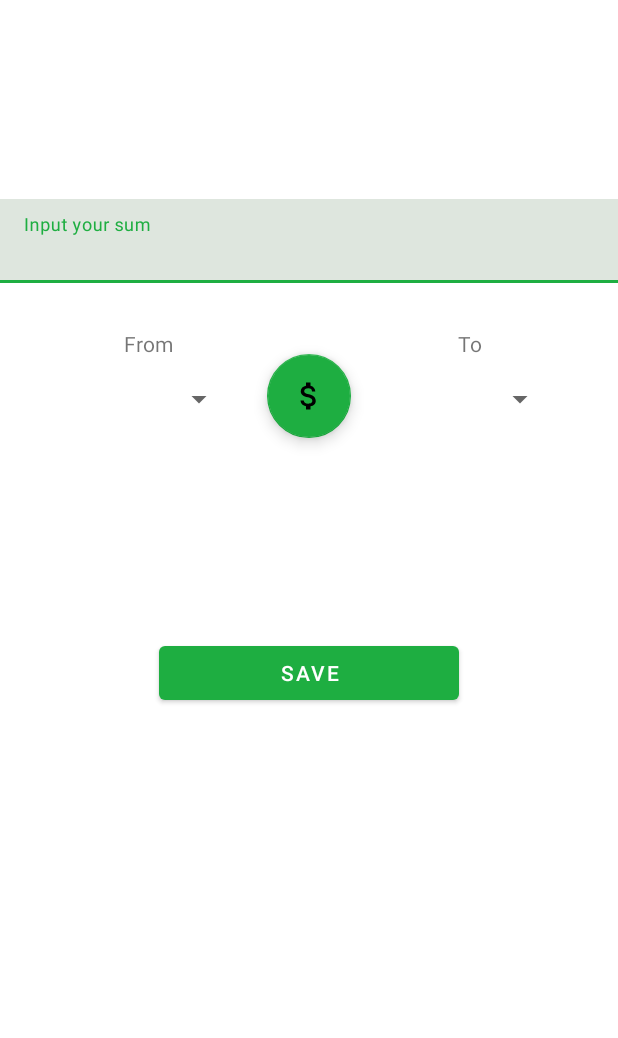
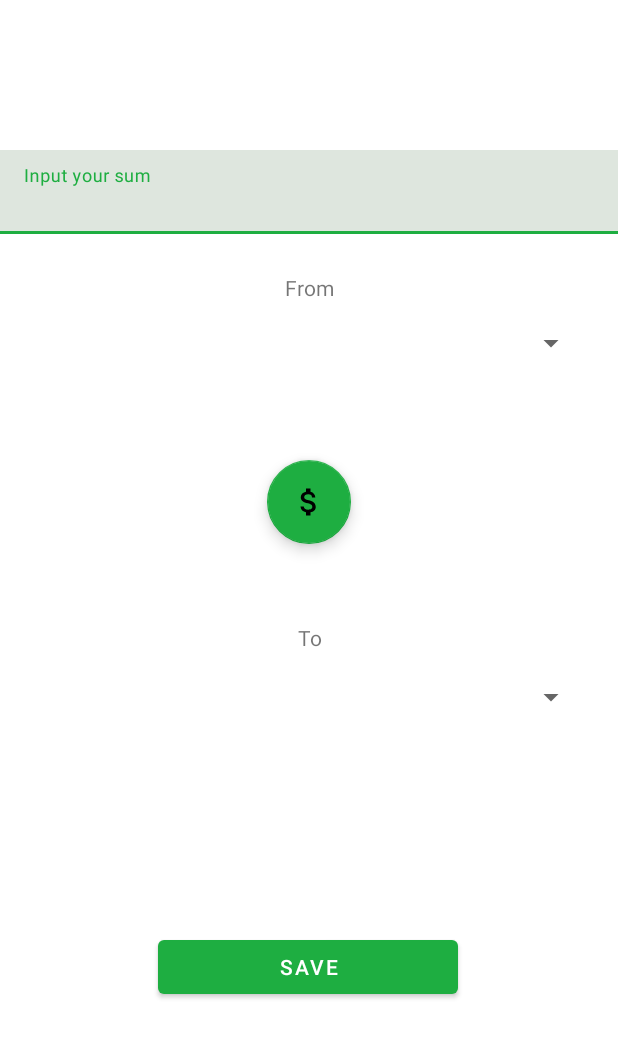
Before and after one commit to VladBlnO0/Converter, an Android app built with Jetpack Compose: the layout fragment_home.xml on its own in the app's theme, with its tools: preview values and no code run, on a phone screen of 412 x 824 dp. Shown: the top 1038 px of the screen. Run offline under Robolectric (Android 15) with nearby library versions, the phone set to English and light mode, and no system bars.

Commit message:
start of lab6

```diff
--- a/app/src/main/java/com/example/currencyconverter/ui/history/HistoryViewModel.kt
+++ b/app/src/main/java/com/example/currencyconverter/ui/history/HistoryViewModel.kt
@@ -8,7 +8,6 @@ class HistoryViewModel : ViewModel() {
 
     private val _historyList = MutableLiveData<MutableList<HistoryModel>>(mutableListOf())
     val historyList: LiveData<MutableList<HistoryModel>> get() = _historyList
-
     val selectedItem = MutableLiveData<HistoryModel?>()
     fun selectItem(item: HistoryModel?) {
         selectedItem.value = item
@@ -38,9 +37,4 @@ class HistoryViewModel : ViewModel() {
         currentList.add(item)
         _historyList.value = currentList
     }
-
-//    private val _text = MutableLiveData<String>().apply {
-//        value = "This is History Fragment"
-//    }
-//    val text: LiveData<String> = _text
 }
--- /dev/null
+++ b/app/src/main/java/com/example/currencyconverter/ui/home/CurrencyModel.kt
@@ -0,0 +1,6 @@
+package com.example.currencyconverter.ui.home
+
+data class CurrencyModel (
+        val date: String,
+        val eur: Map<String, Double>
+)
--- a/app/src/main/res/layout/fragment_home.xml
+++ b/app/src/main/res/layout/fragment_home.xml
@@ -25,7 +25,7 @@
         android:layout_width="wrap_content"
         android:layout_height="wrap_content"
         android:orientation="horizontal"
-        app:layout_constraintGuide_begin="133dp" />
+        app:layout_constraintGuide_begin="100dp" />
 
     <TextView
         android:id="@+id/output2"
@@ -42,7 +42,7 @@
         app:layout_constraintHorizontal_bias="1.0"
         app:layout_constraintStart_toStartOf="@+id/guideline"
         app:layout_constraintTop_toTopOf="parent"
-        app:layout_constraintVertical_bias="0.425" />
+        app:layout_constraintVertical_bias="0.7" />
 
     <com.google.android.material.textfield.TextInputLayout
         android:id="@+id/textInputLayout2"
@@ -79,12 +79,25 @@
         app:fabSize="auto"
         app:flow_horizontalAlign="center"
         app:flow_verticalAlign="center"
-        app:layout_constraintBottom_toBottomOf="parent"
+        app:layout_constraintBottom_toTopOf="@+id/textView5"
         app:layout_constraintEnd_toStartOf="@+id/guideline2"
         app:layout_constraintHorizontal_bias="0.993"
         app:layout_constraintStart_toStartOf="@+id/guideline"
+        app:layout_constraintTop_toBottomOf="@+id/firstCurrency2" />
+
+    <Spinner
+        android:id="@+id/secondCurrency2"
+        android:layout_width="0dp"
+        android:layout_height="55dp"
+        android:isScrollContainer="true"
+        android:overScrollMode="ifContentScrolls"
+        android:scrollbars="horizontal"
+        app:layout_constraintBottom_toBottomOf="parent"
+        app:layout_constraintEnd_toStartOf="@+id/guideline2"
+        app:layout_constraintHorizontal_bias="0.0"
+        app:layout_constraintStart_toStartOf="@+id/guideline"
         app:layout_constraintTop_toBottomOf="@+id/textInputLayout2"
-        app:layout_constraintVertical_bias="0.082" />
+        app:layout_constraintVertical_bias="0.459" />
 
     <TextView
         android:id="@+id/textView5"
@@ -94,9 +107,20 @@
         android:textAlignment="center"
         app:layout_constraintBottom_toTopOf="@+id/secondCurrency2"
         app:layout_constraintEnd_toStartOf="@+id/guideline2"
-        app:layout_constraintStart_toEndOf="@+id/changeCurrency2"
+        app:layout_constraintStart_toStartOf="@+id/guideline"
         app:layout_constraintTop_toBottomOf="@+id/textInputLayout2"
         app:layout_constraintVertical_bias="1.0" />
+
+    <Spinner
+        android:id="@+id/firstCurrency2"
+        android:layout_width="0dp"
+        android:layout_height="50dp"
+        android:isScrollContainer="true"
+        app:layout_constraintBottom_toBottomOf="parent"
+        app:layout_constraintEnd_toStartOf="@+id/guideline2"
+        app:layout_constraintStart_toStartOf="@+id/guideline"
+        app:layout_constraintTop_toBottomOf="@+id/textInputLayout2"
+        app:layout_constraintVertical_bias="0.078" />
 
     <TextView
         android:id="@+id/textView4"
@@ -105,32 +129,10 @@
         android:text="From"
         android:textAlignment="center"
         app:layout_constraintBottom_toTopOf="@+id/firstCurrency2"
-        app:layout_constraintEnd_toStartOf="@+id/changeCurrency2"
-        app:layout_constraintHorizontal_bias="0.487"
+        app:layout_constraintEnd_toStartOf="@+id/guideline2"
         app:layout_constraintStart_toStartOf="@+id/guideline"
         app:layout_constraintTop_toBottomOf="@+id/textInputLayout2"
         app:layout_constraintVertical_bias="1.0" />
-
-    <Spinner
-        android:id="@+id/secondCurrency2"
-        android:layout_width="115dp"
-        android:layout_height="50dp"
-        app:layout_constraintBottom_toBottomOf="parent"
-        app:layout_constraintEnd_toStartOf="@+id/guideline2"
-        app:layout_constraintStart_toEndOf="@+id/changeCurrency2"
-        app:layout_constraintTop_toBottomOf="@+id/textInputLayout2"
-        app:layout_constraintVertical_bias="0.09" />
-
-    <Spinner
-        android:id="@+id/firstCurrency2"
-        android:layout_width="115dp"
-        android:layout_height="50dp"
-        app:layout_constraintBottom_toBottomOf="parent"
-        app:layout_constraintEnd_toStartOf="@+id/changeCurrency2"
-        app:layout_constraintHorizontal_bias="0.487"
-        app:layout_constraintStart_toStartOf="@+id/guideline"
-        app:layout_constraintTop_toBottomOf="@+id/textInputLayout2"
-        app:layout_constraintVertical_bias="0.09" />
 
     <Button
         android:id="@+id/save2"
@@ -139,7 +141,8 @@
         android:text="Save"
         app:layout_constraintBottom_toBottomOf="parent"
         app:layout_constraintEnd_toStartOf="@+id/guideline2"
+        app:layout_constraintHorizontal_bias="0.497"
         app:layout_constraintStart_toStartOf="@+id/guideline"
         app:layout_constraintTop_toBottomOf="@+id/output2"
-        app:layout_constraintVertical_bias="0.125" />
+        app:layout_constraintVertical_bias="0.169" />
 </androidx.constraintlayout.widget.ConstraintLayout>
--- a/build.gradle.kts
+++ b/build.gradle.kts
@@ -4,3 +4,4 @@ plugins {
     alias(libs.plugins.kotlin.android) apply false
     alias(libs.plugins.kotlin.compose) apply false
 }
+val sourceCompatibility by extra(JavaVersion.VERSION_17)
```
Also changed, not shown: app/build.gradle.kts (+6 -2 lines), app/src/main/AndroidManifest.xml (+7 -6 lines), app/src/main/java/com/example/currencyconverter/network/RetrofitClient.kt (added, +31 -0 lines), app/src/main/java/com/example/currencyconverter/network/RetrofitInterface.kt (added, +9 -0 lines), app/src/main/java/com/example/currencyconverter/ui/home/HomeFragment.kt (+52 -13 lines), app/src/main/java/com/example/currencyconverter/ui/home/HomeViewModel.kt (+15 -5 lines), gradle/libs.versions.toml (+8 -0 lines).
